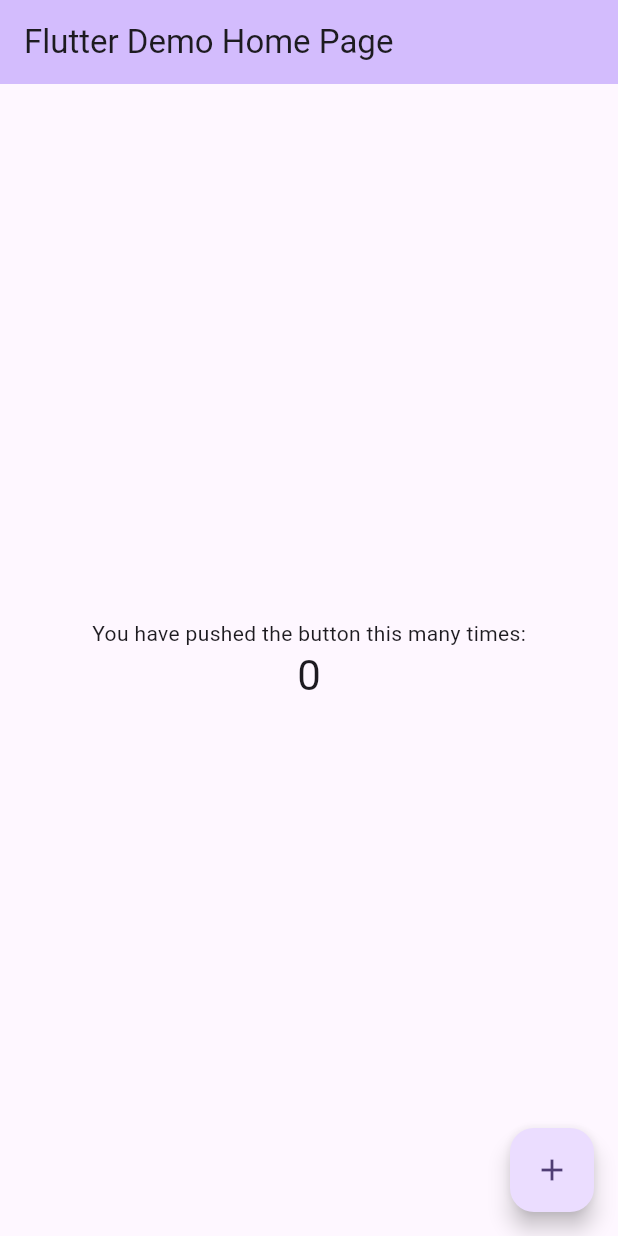
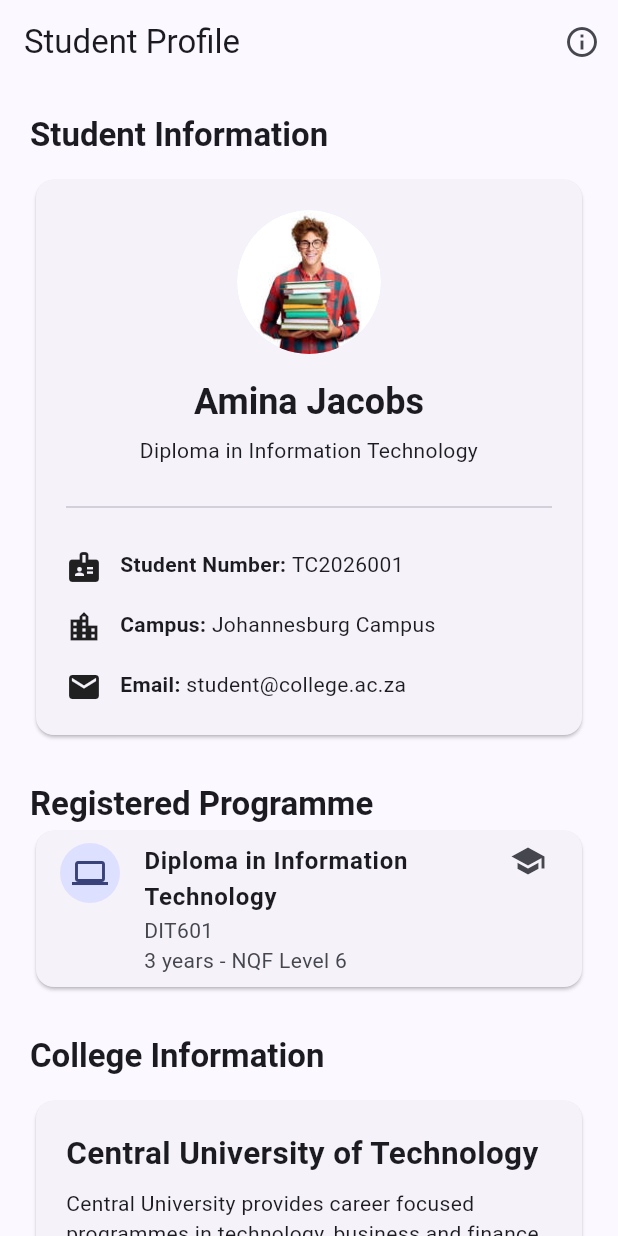
Before and after one commit to kabelonhlapho27-arch/week2_student_profile, a Flutter app: the screen it shows after launch, on a phone screen of 412 x 824 dp. Run offline on Flutter 3.47's test engine with Material 3 defaults, Android fonts, the phone set to English and light mode, and no system bars.

Commit message:
Project code changes made

```diff
--- /dev/null
+++ b/lib/course_tile.dart
@@ -0,0 +1,29 @@
+import 'package:flutter/material.dart';
+
+class CourseTile extends StatelessWidget {
+  final IconData icon;
+  final String code;
+  final String title;
+  final String details;
+
+  const CourseTile({
+    super.key,
+    required this.icon,
+    required this.code,
+    required this.title,
+    required this.details,
+  });
+
+  @override
+  Widget build(BuildContext context) {
+    return Card(
+      child: ListTile(
+        leading: CircleAvatar(child: Icon(icon)),
+        title: Text(title, style: TextStyle(fontWeight: FontWeight.bold)),
+        subtitle: Text('$code\n$details'),
+        isThreeLine: true,
+        trailing: const Icon(Icons.school),
+      ),
+    );
+  }
+}
--- a/lib/main.dart
+++ b/lib/main.dart
@@ -1,122 +1,24 @@
 import 'package:flutter/material.dart';
 
+import 'student_profile_screen.dart';
+
 void main() {
-  runApp(const MyApp());
+  runApp(const StudentProfileApp());
 }
 
-class MyApp extends StatelessWidget {
-  const MyApp({super.key});
+class StudentProfileApp extends StatelessWidget {
+  const StudentProfileApp({super.key});
 
-  // This widget is the root of your application.
   @override
   Widget build(BuildContext context) {
     return MaterialApp(
-      title: 'Flutter Demo',
+      title: 'Student Profile',
+      debugShowCheckedModeBanner: false,
       theme: ThemeData(
-        // This is the theme of your application.
-        //
-        // TRY THIS: Try running your application with "flutter run". You'll see
-        // the application has a purple toolbar. Then, without quitting the app,
-        // try changing the seedColor in the colorScheme below to Colors.green
-        // and then invoke "hot reload" (save your changes or press the "hot
-        // reload" button in a Flutter-supported IDE, or press "r" if you used
-        // the command line to start the app).
-        //
-        // Notice that the counter didn't reset back to zero; the application
-        // state is not lost during the reload. To reset the state, use hot
-        // restart instead.
-        //
-        // This works for code too, not just values: Most code changes can be
-        // tested with just a hot reload.
-        colorScheme: .fromSeed(seedColor: Colors.deepPurple),
+        useMaterial3: true,
+        colorScheme: ColorScheme.fromSeed(seedColor: Colors.indigo),
       ),
-      home: const MyHomePage(title: 'Flutter Demo Home Page'),
+      home: StudentProfileScreen(),
     );
   }
 }
-
-class MyHomePage extends StatefulWidget {
-  const MyHomePage({super.key, required this.title});
-
-  // This widget is the home page of your application. It is stateful, meaning
-  // that it has a State object (defined below) that contains fields that affect
-  // how it looks.
-
-  // This class is the configuration for the state. It holds the values (in this
-  // case the title) provided by the parent (in this case the App widget) and
-  // used by the build method of the State. Fields in a Widget subclass are
-  // always marked "final".
-
-  final String title;
-
-  @override
-  State<MyHomePage> createState() => _MyHomePageState();
-}
-
-class _MyHomePageState extends State<MyHomePage> {
-  int _counter = 0;
-
-  void _incrementCounter() {
-    setState(() {
-      // This call to setState tells the Flutter framework that something has
-      // changed in this State, which causes it to rerun the build method below
-      // so that the display can reflect the updated values. If we changed
-      // _counter without calling setState(), then the build method would not be
-      // called again, and so nothing would appear to happen.
-      _counter++;
-    });
-  }
-
-  @override
-  Widget build(BuildContext context) {
-    // This method is rerun every time setState is called, for instance as done
-    // by the _incrementCounter method above.
-    //
-    // The Flutter framework has been optimized to make rerunning build methods
-    // fast, so that you can just rebuild anything that needs updating rather
-    // than having to individually change instances of widgets.
-    return Scaffold(
-      appBar: AppBar(
-        // TRY THIS: Try changing the color here to a specific color (to
-        // Colors.amber, perhaps?) and trigger a hot reload to see the AppBar
-        // change color while the other colors stay the same.
-        backgroundColor: Theme.of(context).colorScheme.inversePrimary,
-        // Here we take the value from the MyHomePage object that was created by
-        // the App.build method, and use it to set our appbar title.
-        title: Text(widget.title),
-      ),
-      body: Center(
-        // Center is a layout widget. It takes a single child and positions it
-        // in the middle of the parent.
-        child: Column(
-          // Column is also a layout widget. It takes a list of children and
-          // arranges them vertically. By default, it sizes itself to fit its
-          // children horizontally, and tries to be as tall as its parent.
-          //
-          // Column has various properties to control how it sizes itself and
-          // how it positions its children. Here we use mainAxisAlignment to
-          // center the children vertically; the main axis here is the vertical
-          // axis because Columns are vertical (the cross axis would be
-          // horizontal).
-          //
-          // TRY THIS: Invoke "debug painting" (choose the "Toggle Debug Paint"
-          // action in the IDE, or press "p" in the console), to see the
-          // wireframe for each widget.
-          mainAxisAlignment: .center,
-          children: [
-            const Text('You have pushed the button this many times:'),
-            Text(
-              '$_counter',
-              style: Theme.of(context).textTheme.headlineMedium,
-            ),
-          ],
-        ),
-      ),
-      floatingActionButton: FloatingActionButton(
-        onPressed: _incrementCounter,
-        tooltip: 'Increment',
-        child: const Icon(Icons.add),
-      ),
-    );
-  }
-}
--- /dev/null
+++ b/lib/profile_information_row.dart
@@ -0,0 +1,38 @@
+import 'package:flutter/material.dart';
+
+class ProfileInformationRow extends StatelessWidget {
+  final IconData icon;
+  final String label;
+  final String value;
+
+  const ProfileInformationRow({
+    super.key,
+    required this.icon,
+    required this.label,
+    required this.value,
+  });
+
+  @override
+  Widget build(BuildContext context) {
+    return Row(
+      crossAxisAlignment: CrossAxisAlignment.start,
+      children: [
+        Icon(icon, size: 24),
+        SizedBox(width: 12),
+        Expanded(
+          child: Text.rich(
+            TextSpan(
+              children: [
+                TextSpan(
+                  text: '$label: ',
+                  style: const TextStyle(fontWeight: FontWeight.bold),
+                ),
+                TextSpan(text: value),
+              ],
+            ),
+          ),
+        ),
+      ],
+    );
+  }
+}
--- /dev/null
+++ b/lib/section_heading.dart
@@ -0,0 +1,19 @@
+import 'package:flutter/material.dart';
+
+class SectionHeading extends StatelessWidget {
+  final String title;
+
+  const SectionHeading({super.key, required this.title});
+
+  @override
+  Widget build(BuildContext context) {
+    return Align(
+      alignment: Alignment.centerLeft,
+      child: Text(
+        title,
+        style: Theme.of(context).textTheme.titleLarge
+            ?.copyWith(fontWeight: FontWeight.bold),
+      ),
+    );
+  }
+}
--- /dev/null
+++ b/lib/student_profile_card.dart
@@ -0,0 +1,113 @@
+import 'package:flutter/material.dart';
+import 'package:week2_student_profile/profile_information_row.dart';
+
+class StudentProfileCard extends StatelessWidget {
+  final String name;
+  final String studentNumber;
+  final String programmme;
+  final String campus;
+  final String email;
+
+  const StudentProfileCard({
+    super.key,
+    required this.name,
+    required this.studentNumber,
+    required this.programmme,
+    required this.campus,
+    required this.email,
+  });
+
+  @override
+  Widget build(BuildContext context) {
+    return Card(
+      child: Padding(
+        padding: const EdgeInsets.all(20),
+        child: Column(
+          children: [
+            CircleAvatar(
+              radius: 48,
+              backgroundImage: AssetImage('assets/images/download.jpg'),
+            ),
+            const SizedBox(height: 16),
+            Text(
+              name,
+              textAlign: TextAlign.center,
+              style: Theme.of(context).textTheme.headlineSmall
+                  ?.copyWith(fontWeight: FontWeight.bold),
+            ),
+            const SizedBox(height: 6),
+            Text(programmme, textAlign: TextAlign.center),
+            const SizedBox(height: 20),
+            const Divider(),
+            const SizedBox(height: 20),
+            ProfileInformationRow(
+              icon: Icons.badge,
+              label: 'Student Number',
+              value: studentNumber,
+            ),
+            const SizedBox(height: 16),
+            ProfileInformationRow(
+              icon: Icons.location_city,
+              label: 'Campus',
+              value: campus,
+            ),
+            const SizedBox(height: 16),
+            ProfileInformationRow(
+              icon: Icons.email,
+              label: 'Email',
+              value: email,
+            ),
+          ],
+        ),
+      ),
+    );
+  }
+}
+
+class CollegeInformationCard extends StatelessWidget {
+  const CollegeInformationCard({super.key});
+
+  @override
+  Widget build(BuildContext context) {
+    return const Card(
+      child: Padding(
+        padding: EdgeInsets.all(20),
+        child: Column(
+          crossAxisAlignment: CrossAxisAlignment.start,
+          children: [
+            Text(
+              'Central University of Technology',
+              style: TextStyle(fontSize: 21, fontWeight: FontWeight.bold),
+            ),
+            SizedBox(height: 8),
+            Text(
+              'Central University provides '
+              'career focused programmes in '
+              'technology, business and finance. ',
+            ),
+            SizedBox(height: 16),
+            Divider(),
+            SizedBox(height: 16),
+            ProfileInformationRow(
+              icon: Icons.location_on,
+              label: 'Campus',
+              value: 'Johanneburg',
+            ),
+            SizedBox(height: 14),
+            ProfileInformationRow(
+              icon: Icons.phone,
+              label: 'Telephone',
+              value: '+27 11 555 0100',
+            ),
+            SizedBox(height: 14),
+            ProfileInformationRow(
+              icon: Icons.email,
+              label: 'Email',
+              value: 'info@centraluniversityoftechnology.ac.za',
+            ),
+          ],
+        ),
+      ),
+    );
+  }
+}
--- /dev/null
+++ b/lib/student_profile_screen.dart
@@ -0,0 +1,81 @@
+import 'package:flutter/material.dart';
+import 'package:week2_student_profile/course_tile.dart';
+import 'package:week2_student_profile/section_heading.dart';
+import 'package:week2_student_profile/student_profile_card.dart';
+
+class StudentProfileScreen extends StatelessWidget {
+  const StudentProfileScreen({super.key});
+
+  @override
+  Widget build(BuildContext context) {
+    return Scaffold(
+      appBar: AppBar(
+        title: const Text('Student Profile'),
+        actions: [
+          IconButton(
+            tooltip: 'Profile Information',
+            onPressed: () {
+              debugPrint('Profile information pressed');
+            },
+            icon: const Icon(Icons.info_outline),
+          ),
+        ],
+      ),
+
+      body: SafeArea(
+        child: SingleChildScrollView(
+          padding: const EdgeInsets.all(20),
+          child: Column(
+            crossAxisAlignment: CrossAxisAlignment.stretch,
+            children: [
+              const SectionHeading(title: 'Student Information'),
+              const SizedBox(height: 12),
+              const StudentProfileCard(
+                name: 'Amina Jacobs',
+                studentNumber: 'TC2026001',
+                programmme: 'Diploma in Information Technology',
+                campus: 'Johannesburg Campus',
+                email: 'student@college.ac.za',
+              ),
+              SizedBox(height: 28),
+              const SectionHeading(title: 'Registered Programme'),
+              const CourseTile(
+                icon: Icons.computer,
+                code: 'DIT601',
+                title: 'Diploma in Information Technology',
+                details: '3 years - NQF Level 6',
+              ),
+              const SizedBox(height: 28),
+              const SectionHeading(title: 'College Information'),
+              const SizedBox(height: 12),
+              const CollegeInformationCard(),
+              const SizedBox(height: 24),
+              FilledButton.icon(
+                onPressed: () {
+                  debugPrint('View programme button pressed');
+                },
+                icon: const Icon(Icons.menu_book),
+                label: const Text('View Programme'),
+              ),
+              const SizedBox(height: 10),
+              OutlinedButton.icon(
+                onPressed: () {
+                  debugPrint('Contact college button pressed');
+                },
+                icon: const Icon(Icons.email),
+                label: const Text('Contact College'),
+              ),
+
+              TextButton(
+                onPressed: () {
+                  debugPrint('Student help button');
+                },
+                child: const Text('Student Help'),
+              ),
+            ],
+          ),
+        ),
+      ),
+    );
+  }
+}
--- a/pubspec.yaml
+++ b/pubspec.yaml
@@ -57,10 +57,15 @@ flutter:
   # the material Icons class.
   uses-material-design: true
 
+  assets:
+  - assets/images/student_profile2.jpg
+  - assets/images/download.jpg
+  - assets/images/college.jpg
   # To add assets to your application, add an assets section, like this:
   # assets:
   #   - images/a_dot_burr.jpeg
   #   - images/a_dot_ham.jpeg
+
 
   # An image asset can refer to one or more resolution-specific "variants", see
   # https://flutter.dev/to/resolution-aware-images
```
Also changed, not shown: assets/images/college.jpg (added), assets/images/download.jpg (added), assets/images/student_profile.jpeg.png (added), assets/images/student_profile2.jpg (added), 1 other file.
